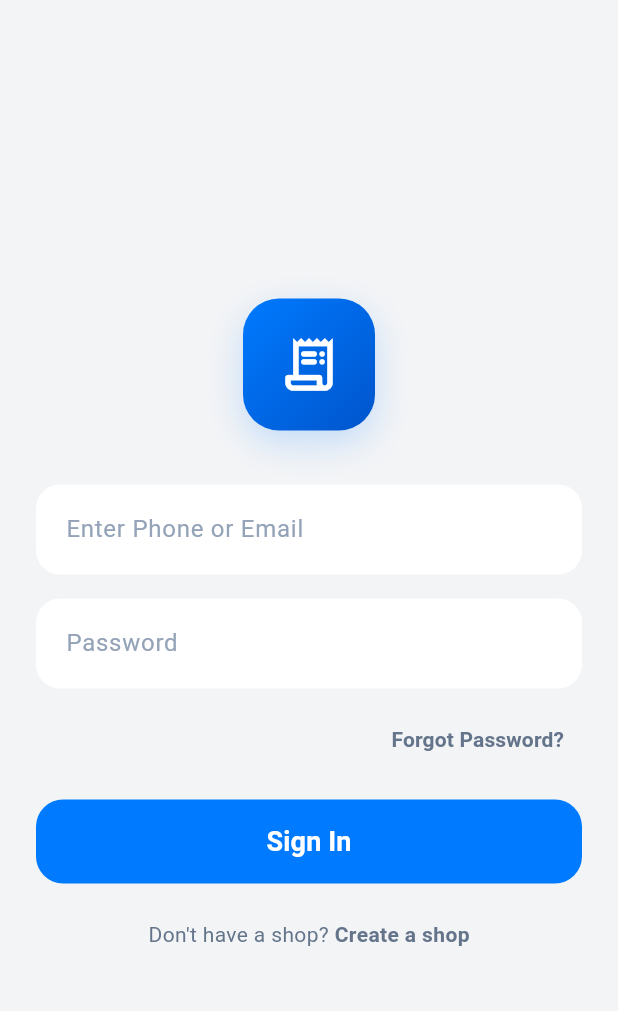
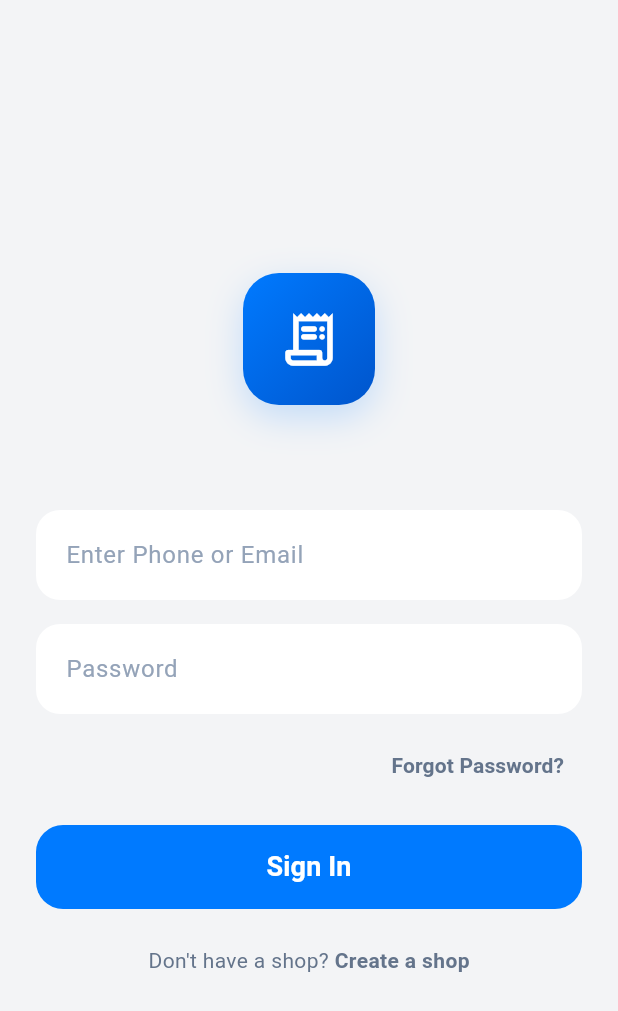
Before and after one commit to devfemibadmus/salesnote, a Flutter app: the screen it shows after launch, after a tap on "Skip", on a phone screen of 412 x 824 dp. Shown: the top 1011 px of the screen. Run offline on Flutter 3.47's test engine with Material 3 defaults, Android fonts, the phone set to English and light mode, and no system bars; our stand-ins replace country_picker, device_info_plus, firebase_core, firebase_messaging, flutter_local_notifications, flutter_timezone and 7 more; missing offline and left inert: file_saver, phone_number, saver_gallery; accounts and stored records are empty.

Commit message:
style(auth): increase spacing between logo and inputs

```diff
--- a/mobile/lib/screens/auth/signin/signin.dart
+++ b/mobile/lib/screens/auth/signin/signin.dart
@@ -168,7 +168,7 @@ class _SigninState extends State<Signin> {
                 ),
               ),
 
-              const SizedBox(height: 36),
+              const SizedBox(height: 70),
               TextField(
                 controller: _loginId,
                 keyboardType: TextInputType.emailAddress,
```
